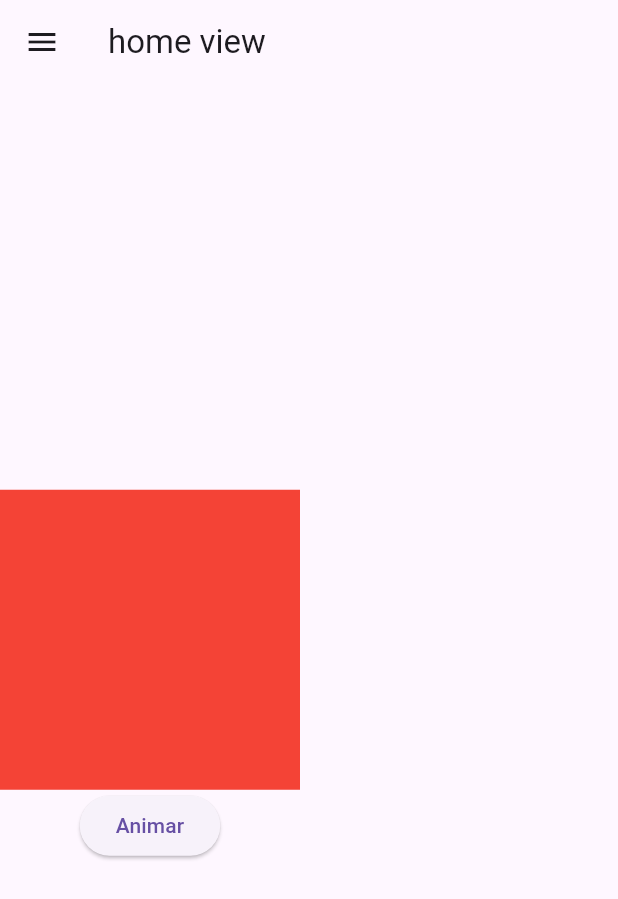
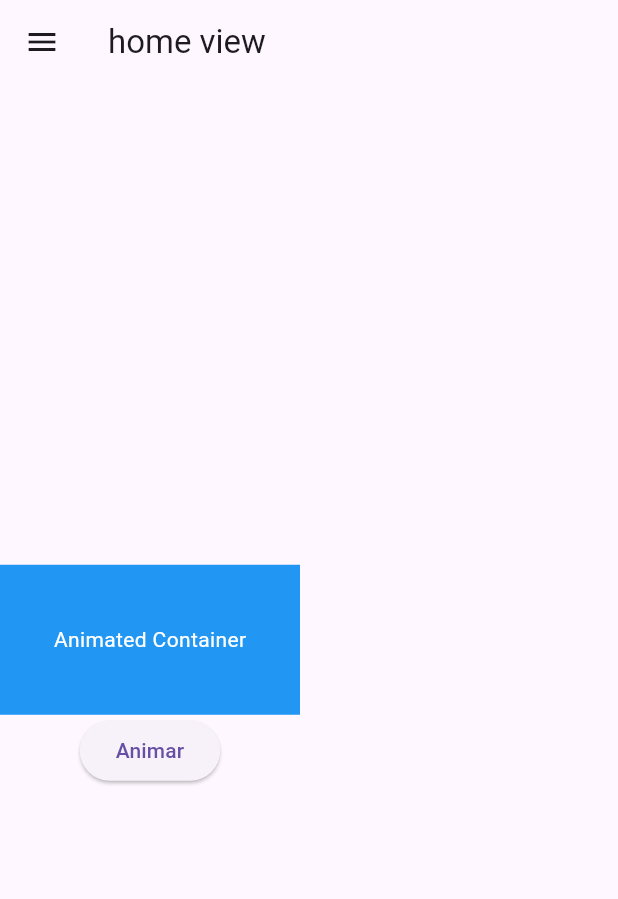
Before and after one commit to csandovalgt/bootcamp_lessons, a Flutter app: the screen it shows after launch, after a tap on "Animar", on a phone screen of 412 x 824 dp. Shown: the top 899 px of the screen. Run offline on Flutter 3.47's test engine with Material 2 defaults, Android fonts, the phone set to English and light mode, and no system bars; drawn by our look-alikes of animate_do.

```diff
--- a/lib/main.dart
+++ b/lib/main.dart
@@ -1,5 +1,6 @@
 import 'dart:typed_data';
 import 'dart:ui';
+import 'package:bootcamp_practices/ui/views/explicit_animation.dart';
 import 'package:bootcamp_practices/ui/views/home_view.dart';
 import 'package:flutter/cupertino.dart';
 import 'package:flutter/foundation.dart';
@@ -22,6 +23,9 @@ class MyApp extends StatelessWidget {
         primarySwatch: Colors.blue,
       ),
       home: const MyHomePage(title: 'Flutter Demo Home Page'),
+      routes: {
+        '/explicit': (context) => const ExplicitAnamition(),
+      },
     );
 
   }
--- a/lib/ui/views/home_view.dart
+++ b/lib/ui/views/home_view.dart
@@ -19,14 +19,25 @@ class _HomeViewState extends State<HomeView> {
   }
 
   bool isAnimating = false;
+  double containerHeight = 100;
+  double containerWidth = 200;
+  double topPos = 0;
+  Color color = Colors.black.withOpacity(0.5);
+  double _containerWidth = 100.0;
+  double _containerHeight = 100.0;
 
   @override
   Widget build(BuildContext context) {
     return Scaffold(
       appBar: AppBar(
         leading: BounceInLeft(
-          child: Icon(
-            Icons.menu,
+          child: InkWell(
+            onTap: () {
+              Navigator.of(context).pushNamed('/explicit');
+            },
+            child: Icon(
+              Icons.menu,
+            )
           ),
         ),
         title: SlideInDown(
@@ -38,7 +49,31 @@ class _HomeViewState extends State<HomeView> {
         mainAxisAlignment: MainAxisAlignment.center,
         children: [
           Text(name),
-          BounceInDown(
+          TweenAnimationBuilder(
+            duration: Duration(seconds: 2),
+            tween: Tween<double>(begin: 100.0, end: 200.0),
+            builder: (BuildContext context, double value, Widget? child) {
+              return Container(
+                width: value,
+                height: _containerHeight,
+                color: Colors.blue,
+                child: Center(
+                  child: Text(
+                    'Animated Container',
+                    style: TextStyle(color: Colors.white),
+                  ),
+                ),
+              );
+            },
+          ),
+
+          /* AnimatedContainer(
+            duration: Duration(milliseconds: 200),
+            width: containerWidth,
+            height: containerHeight,
+            color: Colors.red,
+          ),*/
+          /*BounceInDown(
             animate: true,
             controller: (controller) => _controller = controller,
             child: Container(
@@ -46,14 +81,64 @@ class _HomeViewState extends State<HomeView> {
               width: 200,
               color: Colors.red,
             ),
-          ),
+          ),*/
+          /*Container(
+            height: 300,
+            width: double.infinity,
+            color: Colors.indigo,
+            child: Stack(
+              children: [
+                AnimatedPositioned(
+                    top: topPos,
+                    left: 0,
+                    right: 0,
+                    duration: Duration(milliseconds: 200),
+                    child: AnimatedContainer(
+                      duration: Duration(milliseconds: 200),
+                      color: color,
+                      height: 50,
+                      width: double.infinity,
+                    )
+                ),
+              ],
+            )
+          ),*/
           ElevatedButton(
             onPressed: () {
-              _controller.reset();
+              /*setState(() {
+                if (topPos==0) {
+                  topPos = 50;
+                  color = Colors.red.withOpacity(0.5);
+                } else if (topPos==50) {
+                  topPos = 100;
+                  color = Colors.yellow.withOpacity(0.5);
+                } else if (topPos==100) {
+                  topPos = 150;
+                  color = Colors.green.withOpacity(0.5);
+                } else if (topPos==150) {
+                  topPos = 200;
+                } else {
+                  topPos = 0;
+                }
+
+              });
+
+*/
+              /*setState(() {
+                if (containerHeight == 200) {
+                  containerHeight = 100;
+                  containerWidth = 200;
+                } else {
+                  containerHeight = 200;
+                  containerWidth = 100;
+                }
+
+              });*/
+              /*_controller.reset();
               _controller.forward();
               Future.delayed(Duration(seconds: 1), () {
                 _controller.reverse();
-              });
+              });*/
             },
             child: Text("Animar"),
           ),
@@ -63,7 +148,6 @@ class _HomeViewState extends State<HomeView> {
   }
 }
 
-
 /// practica 1:
 /// implementar una animación en animate_do para
 /// el app bar
```
Also changed, not shown: lib/ui/views/explicit_animation.dart (added, +58 -0 lines).
